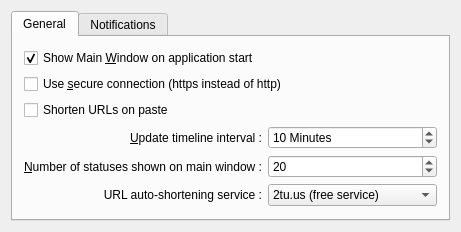
Qt form src/prefs_base.ui (KDE/choqok) before a commit.
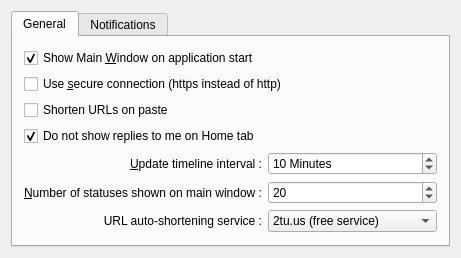
The same form after that commit. Custom widgets are drawn as their Qt base class.

Commit message: * A "To" and "From" prepended to sign of direct messages * Showing frinds reply to user on Home timeline, mage optional! (previously they're filtered)

```diff
--- a/src/prefs_base.ui
+++ b/src/prefs_base.ui
@@ -6,7 +6,7 @@
     <x>0</x>
     <y>0</y>
     <width>461</width>
-    <height>232</height>
+    <height>255</height>
    </rect>
   </property>
   <layout class="QGridLayout" name="gridLayout_3" >
@@ -56,6 +56,16 @@
            </property>
           </widget>
          </item>
+         <item>
+          <widget class="QCheckBox" name="kcfg_doNotShowRepliesOnHome" >
+           <property name="text" >
+            <string>Do not show replies to me on Home tab</string>
+           </property>
+           <property name="checked" >
+            <bool>true</bool>
+           </property>
+          </widget>
+         </item>
          <item>
           <layout class="QGridLayout" name="gridLayout_2" >
            <item row="0" column="0" >
```
The commit also changes 4 other files.
